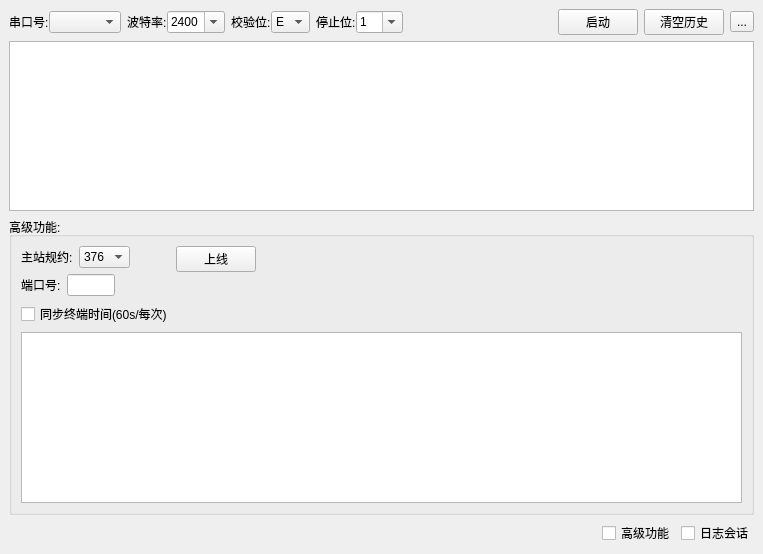
Qt form UI_Meter698.ui (qwerttqq95/Meter698-45Simulator) before a commit.
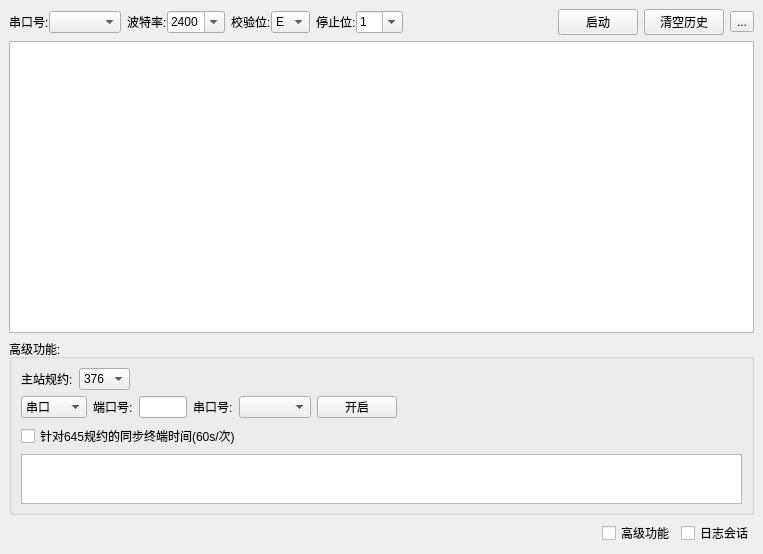
The same form after that commit. Icons and pictures are not drawn.

Patch:
```diff
--- a/UI_Meter698.ui
+++ b/UI_Meter698.ui
@@ -214,20 +214,22 @@
         <verstretch>0</verstretch>
        </sizepolicy>
       </property>
+      <property name="maximumSize">
+       <size>
+        <width>16777215</width>
+        <height>176</height>
+       </size>
+      </property>
       <property name="title">
        <string>高级功能:</string>
       </property>
       <property name="checkable">
        <bool>false</bool>
       </property>
-      <layout class="QVBoxLayout" name="verticalLayout_4">
-       <item>
         <layout class="QVBoxLayout" name="verticalLayout_3">
          <item>
           <layout class="QGridLayout" name="gridLayout_2">
            <item row="0" column="0">
-            <layout class="QFormLayout" name="formLayout">
-             <item row="0" column="0">
               <layout class="QVBoxLayout" name="verticalLayout_2">
                <item>
                 <layout class="QHBoxLayout" name="horizontalLayout_7">
@@ -269,6 +271,20 @@
                </item>
                <item>
                 <layout class="QHBoxLayout" name="horizontalLayout_8">
+             <item>
+              <widget class="QComboBox" name="comboBox_6">
+               <item>
+                <property name="text">
+                 <string>串口</string>
+                </property>
+               </item>
+               <item>
+                <property name="text">
+                 <string>以太网</string>
+                </property>
+               </item>
+              </widget>
+             </item>
                  <item>
                   <widget class="QLabel" name="label_7">
                    <property name="text">
@@ -292,6 +308,36 @@
                    </property>
                   </widget>
                  </item>
+             <item>
+              <layout class="QHBoxLayout" name="horizontalLayout_9">
+               <property name="leftMargin">
+                <number>0</number>
+               </property>
+               <item>
+                <widget class="QLabel" name="label_8">
+                 <property name="text">
+                  <string>串口号:</string>
+                 </property>
+                </widget>
+               </item>
+               <item>
+                <widget class="QComboBox" name="comboBox_7"/>
+               </item>
+              </layout>
+             </item>
+             <item>
+              <widget class="QPushButton" name="pushButton_3">
+               <property name="sizePolicy">
+                <sizepolicy hsizetype="Fixed" vsizetype="Fixed">
+                 <horstretch>0</horstretch>
+                 <verstretch>0</verstretch>
+                </sizepolicy>
+               </property>
+               <property name="text">
+                <string>开启</string>
+               </property>
+              </widget>
+             </item>
                  <item>
                   <spacer name="horizontalSpacer_3">
                    <property name="orientation">
@@ -312,34 +358,24 @@
                </item>
               </layout>
              </item>
-             <item row="0" column="1">
-              <widget class="QPushButton" name="pushButton_3">
-               <property name="sizePolicy">
-                <sizepolicy hsizetype="Fixed" vsizetype="Fixed">
-                 <horstretch>0</horstretch>
-                 <verstretch>0</verstretch>
-                </sizepolicy>
-               </property>
-               <property name="text">
-                <string>上线</string>
-               </property>
-              </widget>
-             </item>
-            </layout>
-           </item>
-           <item row="1" column="0">
+        </layout>
+       </item>
+       <item>
             <widget class="QCheckBox" name="checkBox_3">
              <property name="text">
-              <string>同步终端时间(60s/每次)</string>
-             </property>
-            </widget>
-           </item>
-          </layout>
+          <string>针对645规约的同步终端时间(60s/次)</string>
+         </property>
+        </widget>
          </item>
          <item>
-          <widget class="QPlainTextEdit" name="plainTextEdit"/>
-         </item>
-        </layout>
+        <widget class="QPlainTextEdit" name="plainTextEdit">
+         <property name="maximumSize">
+          <size>
+           <width>16777215</width>
+           <height>98</height>
+          </size>
+         </property>
+        </widget>
        </item>
       </layout>
      </widget>
```
Lines whose indentation alone changed are shown as unchanged.
